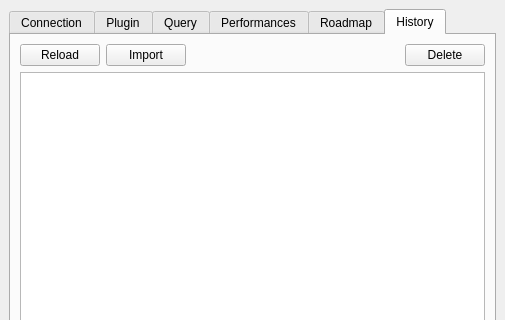
Old version of the form src/hmi_qgis/IfsttarRouting/ifsttarrouting.ui in the repository Universite-Gustave-Eiffel/Tempus; both pictures show x 0 to 505 and y 0 to 320 of the 505 by 545 pixel window.
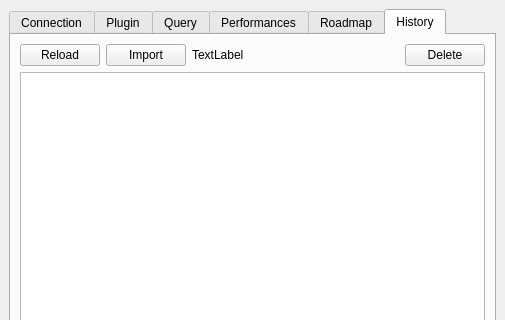
New version of the form. The open tabs and pages were chosen to show the change. Icons and pictures are not drawn. Custom widgets are drawn as their Qt base class.

Commit message: Add a label to display current history file

Patch:
```diff
--- a/src/hmi_qgis/IfsttarRouting/ifsttarrouting.ui
+++ b/src/hmi_qgis/IfsttarRouting/ifsttarrouting.ui
@@ -315,6 +315,13 @@
             </property>
            </widget>
           </item>
+          <item>
+           <widget class="QLabel" name="historyFileLbl">
+            <property name="text">
+             <string>TextLabel</string>
+            </property>
+           </widget>
+          </item>
           <item>
            <spacer name="horizontalSpacer">
             <property name="orientation">
```
The commit also changes 1 other file.
